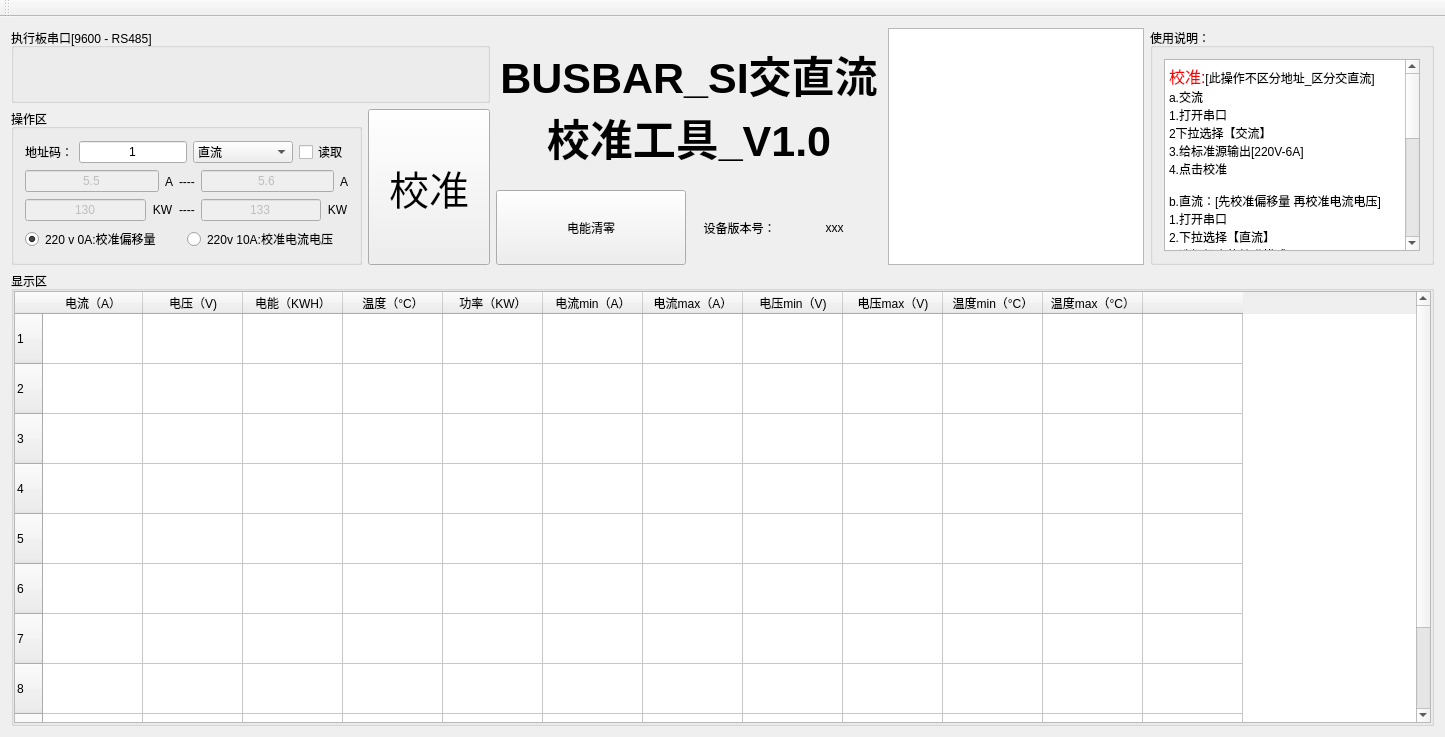
Before: the Qt Designer form SI_Tool/mainwindow.ui in ChinaClever/CleverTool, drawn with Qt 5.
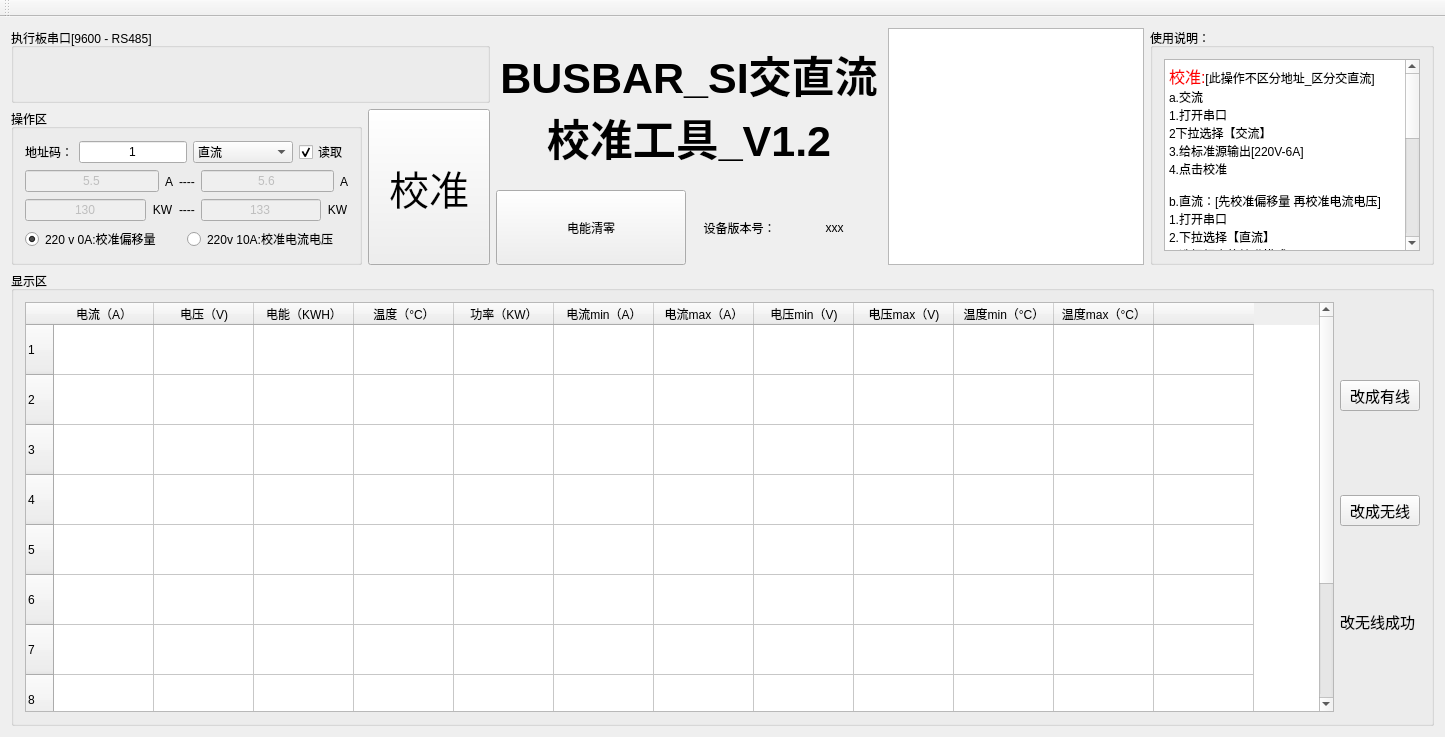
After: the same form once the commit is applied.

The edit to the form file:
```diff
--- a/SI_Tool/mainwindow.ui
+++ b/SI_Tool/mainwindow.ui
@@ -26,7 +26,7 @@
       </property>
       <property name="text">
        <string>BUSBAR_SI交直流
-校准工具_V1.0</string>
+校准工具_V1.2</string>
       </property>
       <property name="checkable">
        <bool>false</bool>
@@ -133,7 +133,7 @@
             <string>读取</string>
            </property>
            <property name="checked">
-            <bool>false</bool>
+            <bool>true</bool>
            </property>
            <property name="tristate">
             <bool>false</bool>
@@ -401,23 +401,8 @@
       <property name="title">
        <string>显示区</string>
       </property>
-      <layout class="QGridLayout" name="gridLayout_4">
-       <property name="leftMargin">
-        <number>0</number>
-       </property>
-       <property name="topMargin">
-        <number>0</number>
-       </property>
-       <property name="rightMargin">
-        <number>0</number>
-       </property>
-       <property name="bottomMargin">
-        <number>0</number>
-       </property>
-       <property name="spacing">
-        <number>0</number>
-       </property>
-       <item row="0" column="0">
+      <layout class="QHBoxLayout" name="horizontalLayout_4">
+       <item>
         <widget class="QTableWidget" name="tableWidget">
          <attribute name="horizontalHeaderMinimumSectionSize">
           <number>30</number>
@@ -577,8 +562,54 @@
          </item>
         </widget>
        </item>
-       <item row="1" column="0">
-        <layout class="QHBoxLayout" name="horizontalLayout_4"/>
+       <item>
+        <layout class="QVBoxLayout" name="verticalLayout">
+         <item>
+          <widget class="QPushButton" name="ChangeLineBtn">
+           <property name="font">
+            <font>
+             <family>微软雅黑</family>
+             <pointsize>11</pointsize>
+            </font>
+           </property>
+           <property name="text">
+            <string>改成有线</string>
+           </property>
+          </widget>
+         </item>
+         <item>
+          <widget class="QPushButton" name="ChangeWifiBtn">
+           <property name="font">
+            <font>
+             <family>微软雅黑</family>
+             <pointsize>11</pointsize>
+            </font>
+           </property>
+           <property name="text">
+            <string>改成无线</string>
+           </property>
+          </widget>
+         </item>
+         <item>
+          <widget class="QLabel" name="Statuslab">
+           <property name="sizePolicy">
+            <sizepolicy hsizetype="Fixed" vsizetype="Fixed">
+             <horstretch>0</horstretch>
+             <verstretch>0</verstretch>
+            </sizepolicy>
+           </property>
+           <property name="font">
+            <font>
+             <family>微软雅黑</family>
+             <pointsize>11</pointsize>
+            </font>
+           </property>
+           <property name="text">
+            <string>改无线成功</string>
+           </property>
+          </widget>
+         </item>
+        </layout>
        </item>
       </layout>
      </widget>
```
